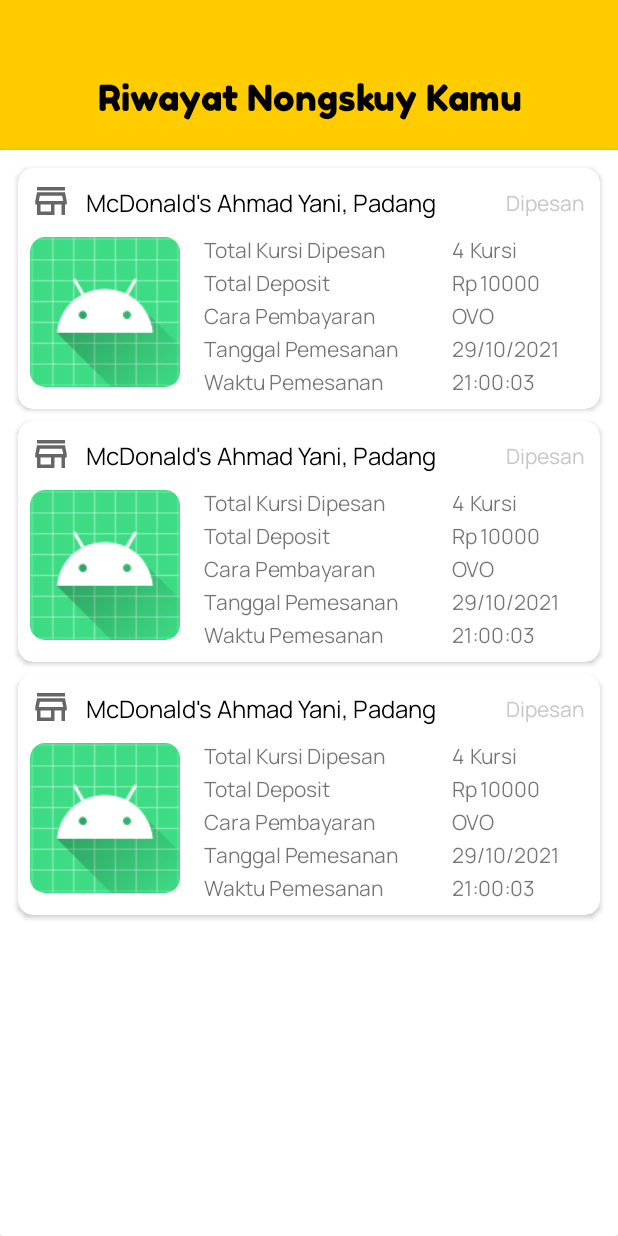
After one commit to Deballl13/Nongsky, an Android app: the layout activity_riwayat_pemesanan_tempat.xml on its own in the app's theme, with its tools: preview values and no code run, on a phone screen of 412 x 824 dp. The commit adds this screen. Run offline under Robolectric (Android 15) with nearby library versions, the phone set to English and light mode, and no system bars.

Commit message:
XML Riwayat Nongskuy

```diff
--- a/app/src/main/java/com/nongskuy/nongskuy/BerandaFragment.java
+++ b/app/src/main/java/com/nongskuy/nongskuy/BerandaFragment.java
@@ -1,5 +1,7 @@
 package com.nongskuy.nongskuy;
 
+import android.annotation.SuppressLint;
+import android.content.Intent;
 import android.os.Bundle;
 
 import androidx.fragment.app.Fragment;
@@ -9,17 +11,20 @@
 import android.view.View;
 import android.view.ViewGroup;
 import android.widget.TextView;
-import android.widget.Toast;
+
+import com.google.android.material.button.MaterialButton;
 
 public class BerandaFragment extends Fragment {
 
     RecyclerView recyclerViewBerandaPopuler;
     TextView namaUser;
+    MaterialButton btnRiwayatPemesananTempat;
 
     public BerandaFragment() {
         // Required empty public constructor
     }
 
+    @SuppressLint("SetTextI18n")
     @Override
     public View onCreateView(LayoutInflater inflater, ViewGroup container,
                              Bundle savedInstanceState) {
@@ -27,6 +32,7 @@
         // Inflate the layout for this fragment
         View view = inflater.inflate(R.layout.fragment_beranda, container, false);
 
+        btnRiwayatPemesananTempat = view.findViewById(R.id.buttonPesanTempat);
 
         //Mengambil email login user
         namaUser = view.findViewById(R.id.textName);
@@ -35,6 +41,11 @@
             namaUser.setText("William Wahyu");
         }
 
+        //Intent Fragment Beranda ke Activity Riwayat Pesan Tempat
+        btnRiwayatPemesananTempat.setOnClickListener(view1 -> {
+            Intent intent = new Intent(getActivity(), RiwayatPemesananTempatActivity.class);
+            startActivity(intent);
+        });
 
         return view;
     }
--- /dev/null
+++ b/app/src/main/java/com/nongskuy/nongskuy/RiwayatPemesananTempatActivity.java
@@ -0,0 +1,14 @@
+package com.nongskuy.nongskuy;
+
+import androidx.appcompat.app.AppCompatActivity;
+
+import android.os.Bundle;
+
+public class RiwayatPemesananTempatActivity extends AppCompatActivity {
+
+    @Override
+    protected void onCreate(Bundle savedInstanceState) {
+        super.onCreate(savedInstanceState);
+        setContentView(R.layout.activity_riwayat_pemesanan_tempat);
+    }
+}
--- /dev/null
+++ b/app/src/main/res/drawable/ic_store.xml
@@ -0,0 +1,5 @@
+<vector android:height="27dp" android:tint="#666666"
+    android:viewportHeight="24" android:viewportWidth="24"
+    android:width="27dp" xmlns:android="http://schemas.android.com/apk/res/android">
+    <path android:fillColor="@android:color/white" android:pathData="M18.36,9l0.6,3L5.04,12l0.6,-3h12.72M20,4L4,4v2h16L20,4zM20,7L4,7l-1,5v2h1v6h10v-6h4v6h2v-6h1v-2l-1,-5zM6,18v-4h6v4L6,18z"/>
+</vector>
--- /dev/null
+++ b/app/src/main/res/layout/activity_riwayat_pemesanan_tempat.xml
@@ -0,0 +1,49 @@
+<?xml version="1.0" encoding="utf-8"?>
+<androidx.constraintlayout.widget.ConstraintLayout xmlns:android="http://schemas.android.com/apk/res/android"
+    xmlns:app="http://schemas.android.com/apk/res-auto"
+    xmlns:tools="http://schemas.android.com/tools"
+    android:layout_width="match_parent"
+    android:layout_height="match_parent"
+    tools:context=".RiwayatPemesananTempatActivity">
+
+    <androidx.appcompat.widget.Toolbar
+        android:id="@+id/toolbarRiwayatPemesananTempat"
+        android:layout_width="0dp"
+        android:layout_height="100dp"
+        android:background="?attr/colorPrimary"
+        android:minHeight="?attr/actionBarSize"
+        android:theme="?attr/actionBarTheme"
+        app:layout_constraintEnd_toEndOf="parent"
+        app:layout_constraintHorizontal_bias="0.0"
+        app:layout_constraintStart_toStartOf="parent"
+        app:layout_constraintTop_toTopOf="parent" />
+
+    <TextView
+        android:id="@+id/textRiwayatPemesananTempat"
+        android:layout_width="wrap_content"
+        android:layout_height="wrap_content"
+        android:layout_marginTop="50dp"
+        android:fontFamily="@font/fredokaone_regular"
+        android:text="@string/bar_riwayat_pemesanan_tempat"
+        android:textColor="@color/black"
+        android:textSize="24sp"
+        android:textAlignment="center"
+        app:layout_constraintEnd_toEndOf="@+id/toolbarRiwayatPemesananTempat"
+        app:layout_constraintStart_toStartOf="parent"
+        app:layout_constraintTop_toTopOf="parent" />
+
+    <androidx.cardview.widget.CardView
+        android:id="@+id/cardRiwayatNongskuy"
+        android:layout_width="match_parent"
+        android:layout_height="match_parent"
+        android:layout_marginTop="100dp">
+
+        <androidx.recyclerview.widget.RecyclerView
+            android:id="@+id/rvRiwayatNongskuy"
+            android:layout_width="match_parent"
+            android:layout_height="match_parent"
+            android:paddingTop="8dp"
+            tools:listitem="@layout/card_riwayat_pemesanan_tempat" />
+    </androidx.cardview.widget.CardView>
+
+</androidx.constraintlayout.widget.ConstraintLayout>
--- /dev/null
+++ b/app/src/main/res/layout/card_riwayat_pemesanan_tempat.xml
@@ -0,0 +1,214 @@
+<?xml version="1.0" encoding="utf-8"?>
+<androidx.cardview.widget.CardView xmlns:android="http://schemas.android.com/apk/res/android"
+    xmlns:tools="http://schemas.android.com/tools"
+    android:layout_width="match_parent"
+    android:layout_height="wrap_content"
+    xmlns:app="http://schemas.android.com/apk/res-auto"
+    android:layout_marginVertical="4dp"
+    android:layout_marginHorizontal="12dp"
+    android:layout_gravity="top"
+    app:cardCornerRadius="10dp">
+
+    <androidx.constraintlayout.widget.ConstraintLayout
+        android:layout_width="match_parent"
+        android:layout_height="wrap_content"
+        android:padding="8dp">
+
+        <ImageView
+            android:id="@+id/logoStore"
+            android:layout_width="28dp"
+            android:layout_height="28dp"
+            android:src="@drawable/ic_store"
+            app:layout_constraintStart_toStartOf="parent"
+            app:layout_constraintTop_toTopOf="parent"/>
+
+        <TextView
+            android:id="@+id/textNamaToko"
+            android:layout_width="wrap_content"
+            android:layout_height="match_parent"
+            android:layout_marginTop="4dp"
+            android:fontFamily="@font/manrope_regular"
+            android:text="McDonald's Ahmad Yani, Padang"
+            android:textAlignment="textStart"
+            android:textColor="@color/black"
+            android:textSize="16dp"
+            app:layout_constraintEnd_toEndOf="@+id/textStatusPesanan"
+            app:layout_constraintHorizontal_bias="0.086"
+            app:layout_constraintStart_toEndOf="@+id/logoStore"
+            app:layout_constraintTop_toTopOf="parent" />
+
+        <TextView
+            android:id="@+id/textStatusPesanan"
+            android:layout_width="wrap_content"
+            android:layout_height="match_parent"
+            android:layout_marginTop="5dp"
+            android:fontFamily="@font/manrope_regular"
+            android:text="Dipesan"
+            android:textAlignment="textEnd"
+            android:textColor="@color/gray"
+            android:textSize="14dp"
+            app:layout_constraintEnd_toEndOf="parent"
+            app:layout_constraintHorizontal_bias="0.943"
+            app:layout_constraintStart_toEndOf="@+id/textNamaToko"
+            app:layout_constraintTop_toTopOf="parent" />
+
+        <com.google.android.material.imageview.ShapeableImageView
+            android:id="@+id/logoToko"
+            android:layout_width="100dp"
+            android:layout_height="100dp"
+            android:layout_marginTop="10dp"
+            app:layout_constraintEnd_toEndOf="parent"
+            app:layout_constraintHorizontal_bias="0.0"
+            app:layout_constraintStart_toStartOf="parent"
+            app:layout_constraintTop_toBottomOf="@+id/logoStore"
+            app:shapeAppearanceOverlay="@style/ShapeAppearanceOverlay.App.CornerSize10Percent"
+            app:srcCompat="@mipmap/ic_launcher" />
+
+        <TextView
+            android:id="@+id/TotalKursi"
+            android:layout_width="140dp"
+            android:layout_height="wrap_content"
+            android:layout_marginStart="16dp"
+            android:layout_marginTop="10dp"
+            android:text="Total Kursi Dipesan"
+            android:textSize="14sp"
+            android:fontFamily="@font/manrope_regular"
+            app:layout_constraintStart_toEndOf="@+id/logoToko"
+            app:layout_constraintTop_toBottomOf="@+id/textNamaToko" />
+
+        <TextView
+            android:id="@+id/TotalDeposit"
+            android:layout_width="140dp"
+            android:layout_height="wrap_content"
+            android:layout_marginStart="16dp"
+            android:layout_marginTop="2dp"
+            android:text="Total Deposit"
+            android:textSize="14sp"
+            android:fontFamily="@font/manrope_regular"
+            app:layout_constraintStart_toEndOf="@+id/logoToko"
+            app:layout_constraintTop_toBottomOf="@+id/TotalKursi" />
+
+        <TextView
+            android:id="@+id/CaraBayar"
+            android:layout_width="140dp"
+            android:layout_height="wrap_content"
+            android:layout_marginStart="16dp"
+            android:layout_marginTop="2dp"
+            android:text="Cara Pembayaran"
+            android:textSize="14sp"
+            android:fontFamily="@font/manrope_regular"
+            app:layout_constraintStart_toEndOf="@+id/logoToko"
+            app:layout_constraintTop_toBottomOf="@+id/TotalDeposit" />
+
+        <TextView
+            android:id="@+id/TanggalPesan"
+            android:layout_width="140dp"
+            android:layout_height="wrap_content"
+            android:layout_marginStart="16dp"
+            android:layout_marginTop="2dp"
+            android:text="Tanggal Pemesanan"
+            android:textSize="14sp"
+            android:fontFamily="@font/manrope_regular"
+            app:layout_constraintStart_toEndOf="@+id/logoToko"
+            app:layout_constraintTop_toBottomOf="@+id/CaraBayar" />
+
+        <TextView
+            android:id="@+id/WaktuPesan"
+            android:layout_width="140dp"
+            android:layout_height="wrap_content"
+            android:layout_marginStart="16dp"
+            android:layout_marginTop="2dp"
+            android:text="Waktu Pemesanan"
+            android:textSize="14sp"
+            android:fontFamily="@font/manrope_regular"
+            app:layout_constraintStart_toEndOf="@+id/logoToko"
+            app:layout_constraintTop_toBottomOf="@+id/TanggalPesan" />
+
+        <TextView
+            android:id="@+id/SatuanKursi"
+            android:layout_width="wrap_content"
+            android:layout_height="wrap_content"
+            android:layout_marginLeft="4dp"
+            android:text="Kursi"
+            android:textAlignment="textStart"
+            android:textSize="14sp"
+            android:fontFamily="@font/manrope_regular"
+            app:layout_constraintBottom_toBottomOf="@+id/TextTotalKursiPesan"
+            app:layout_constraintHorizontal_bias="0.15"
+            app:layout_constraintStart_toEndOf="@+id/TextTotalKursiPesan" />
+
+        <TextView
+            android:id="@+id/TextTotalKursiPesan"
+            android:layout_width="wrap_content"
+            android:layout_height="wrap_content"
+            android:layout_marginStart="25dp"
+            android:text="4"
+            android:textAlignment="textStart"
+            android:textSize="14sp"
+            android:fontFamily="@font/manrope_regular"
+            app:layout_constraintBottom_toBottomOf="@+id/TotalKursi"
+            app:layout_constraintStart_toEndOf="@+id/TotalKursi" />
+
+        <TextView
+            android:id="@+id/TextUang"
+            android:layout_width="wrap_content"
+            android:layout_height="wrap_content"
+            android:layout_marginStart="2dp"
+            android:text="10000"
+            android:textAlignment="textStart"
+            android:textSize="14sp"
+            android:fontFamily="@font/manrope_regular"
+            app:layout_constraintBottom_toBottomOf="@id/satuanUang"
+            app:layout_constraintStart_toEndOf="@+id/satuanUang" />
+
+        <TextView
+            android:id="@+id/satuanUang"
+            android:layout_width="wrap_content"
+            android:layout_height="wrap_content"
+            android:layout_marginStart="25dp"
+            android:text="Rp"
+            android:textAlignment="textStart"
+            android:textSize="14sp"
+            android:fontFamily="@font/manrope_regular"
+            app:layout_constraintBottom_toBottomOf="@id/TotalDeposit"
+            app:layout_constraintStart_toEndOf="@+id/TotalDeposit" />
+
+        <TextView
+            android:id="@+id/TextTanggalPesan"
+            android:layout_width="wrap_content"
+            android:layout_height="wrap_content"
+            android:layout_marginStart="25dp"
+            android:fontFamily="@font/manrope_regular"
+            android:text="29/10/2021"
+            android:textAlignment="textStart"
+            android:textSize="14sp"
+            app:layout_constraintBottom_toBottomOf="@+id/TanggalPesan"
+            app:layout_constraintStart_toEndOf="@+id/TanggalPesan" />
+
+        <TextView
+            android:id="@+id/textCaraBayar"
+            android:layout_width="wrap_content"
+            android:layout_height="wrap_content"
+            android:layout_marginStart="25dp"
+            android:fontFamily="@font/manrope_regular"
+            android:text="OVO"
+            android:textAlignment="textStart"
+            android:textSize="14sp"
+            app:layout_constraintBottom_toBottomOf="@+id/CaraBayar"
+            app:layout_constraintStart_toEndOf="@+id/CaraBayar" />
+
+        <TextView
+            android:id="@+id/TextWaktuPesan"
+            android:layout_width="wrap_content"
+            android:layout_height="wrap_content"
+            android:layout_marginStart="25dp"
+            android:fontFamily="@font/manrope_regular"
+            android:text="21:00:03"
+            android:textAlignment="textStart"
+            android:textSize="14sp"
+            app:layout_constraintBottom_toBottomOf="@+id/WaktuPesan"
+            app:layout_constraintStart_toEndOf="@+id/WaktuPesan" />
+
+    </androidx.constraintlayout.widget.ConstraintLayout>
+
+</androidx.cardview.widget.CardView>
--- a/app/src/main/res/layout/fragment_terdekat.xml
+++ b/app/src/main/res/layout/fragment_terdekat.xml
@@ -60,7 +60,8 @@
 
     <fragment
         android:layout_width="match_parent"
-        android:layout_height="600dp"
+        android:layout_height="match_parent"
+        android:layout_marginTop="140dp"
         android:id="@+id/google_map"
         android:name="com.google.android.gms.maps.SupportMapFragment"
         app:layout_constraintBottom_toBottomOf="parent"
--- a/app/src/main/res/values/strings.xml
+++ b/app/src/main/res/values/strings.xml
@@ -43,4 +43,5 @@
     <string name="confirm_password_baru">Konfirmasi Kata Sandi Baru</string>
     <string name="nongskuy_terdekat">Nongskuy Terdekat</string>
     <string name="gps_alamat">Jl.Ahmad Yani</string>
+    <string name="bar_riwayat_pemesanan_tempat">Riwayat Nongskuy Kamu</string>
 </resources>
--- a/app/src/main/res/values/styles.xml
+++ b/app/src/main/res/values/styles.xml
@@ -4,4 +4,7 @@
         <item name="cornerFamily">rounded</item>
         <item name="cornerSize">50%</item>
     </style>
+    <style name="ShapeAppearanceOverlay.App.CornerSize10Percent" parent="">
+        <item name="cornerSize">10%</item>
+    </style>
 </resources>
```
Also changed, not shown: app/src/main/AndroidManifest.xml (+8 -4 lines).
